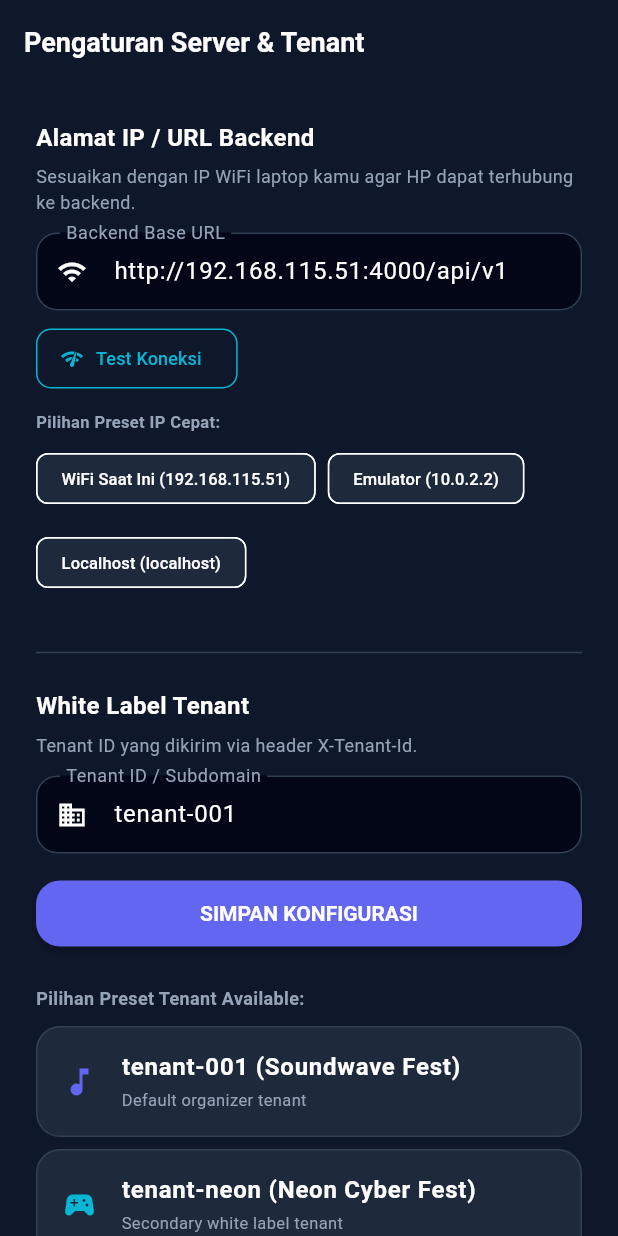
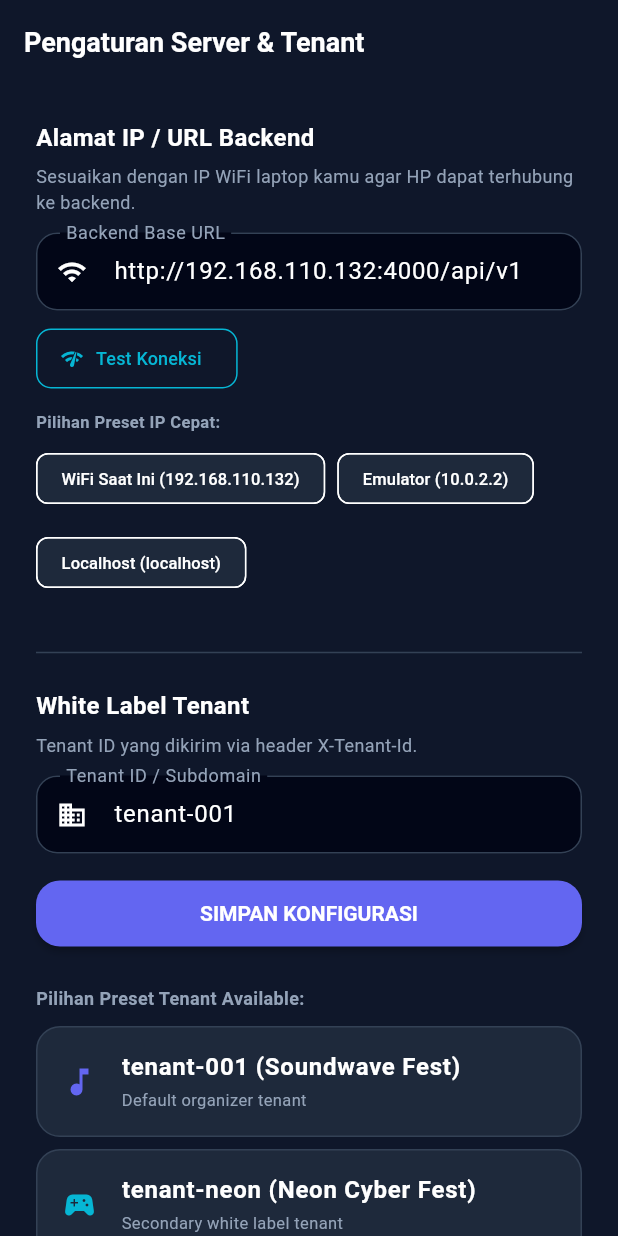
Before and after one commit to arsa-sans/white_label_mobile, a Flutter app: the TenantSelectView screen opened by its route, on a phone screen of 412 x 824 dp. Run offline on Flutter 3.47's test engine with Material 3 defaults, Android fonts, the phone set to English and light mode, and no system bars; our stand-ins replace connectivity_plus, dio, drift, flutter_riverpod, flutter_secure_storage, go_router and 2 more; missing offline and left inert: mobile_scanner; accounts and stored records are empty; generated files the repository leaves out were written again.

Commit message:
chore: update active WiFi IP to 192.168.110.132 in endpoints, presets and network security config

```diff
--- a/lib/core/constants/api_endpoints.dart
+++ b/lib/core/constants/api_endpoints.dart
@@ -30,9 +30,9 @@
 class ApiEndpoints {
   // ┌──────────────────────────────────────────────────────────────────────────┐
   // │  Base Backend URL — UPDATE IP INI sesuai IPv4 WiFi laptop kamu!        │
-  // │  Laptop IPv4 saat ini: 192.168.115.51                                   │
+  // │  Laptop IPv4 saat ini: 192.168.110.132                                  │
   // └──────────────────────────────────────────────────────────────────────────┘
-  static const String baseUrl = 'http://192.168.115.51:4000/api/v1';
+  static const String baseUrl = 'http://192.168.110.132:4000/api/v1';
   static const String devLocalhostUrl = 'http://localhost:4000/api/v1';
 
   // Auth
--- a/lib/features/auth/presentation/views/tenant_select_view.dart
+++ b/lib/features/auth/presentation/views/tenant_select_view.dart
@@ -207,10 +207,10 @@ class _TenantSelectViewState extends ConsumerState<TenantSelectView> {
               runSpacing: 8,
               children: [
                 ActionChip(
-                  label: const Text('WiFi Saat Ini (192.168.115.51)', style: TextStyle(fontSize: 11)),
+                  label: const Text('WiFi Saat Ini (192.168.110.132)', style: TextStyle(fontSize: 11)),
                   onPressed: () {
                     setState(() {
-                      _serverUrlController.text = 'http://192.168.115.51:4000/api/v1';
+                      _serverUrlController.text = 'http://192.168.110.132:4000/api/v1';
                     });
                   },
                 ),
```
Also changed, not shown: 1 other file.
